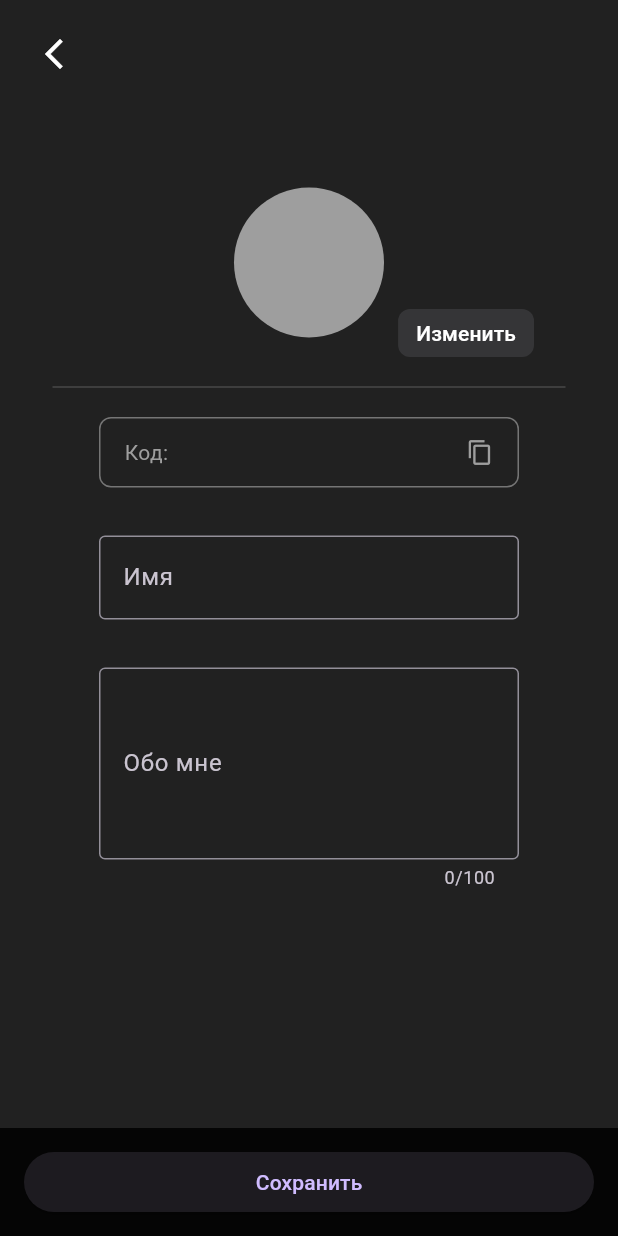
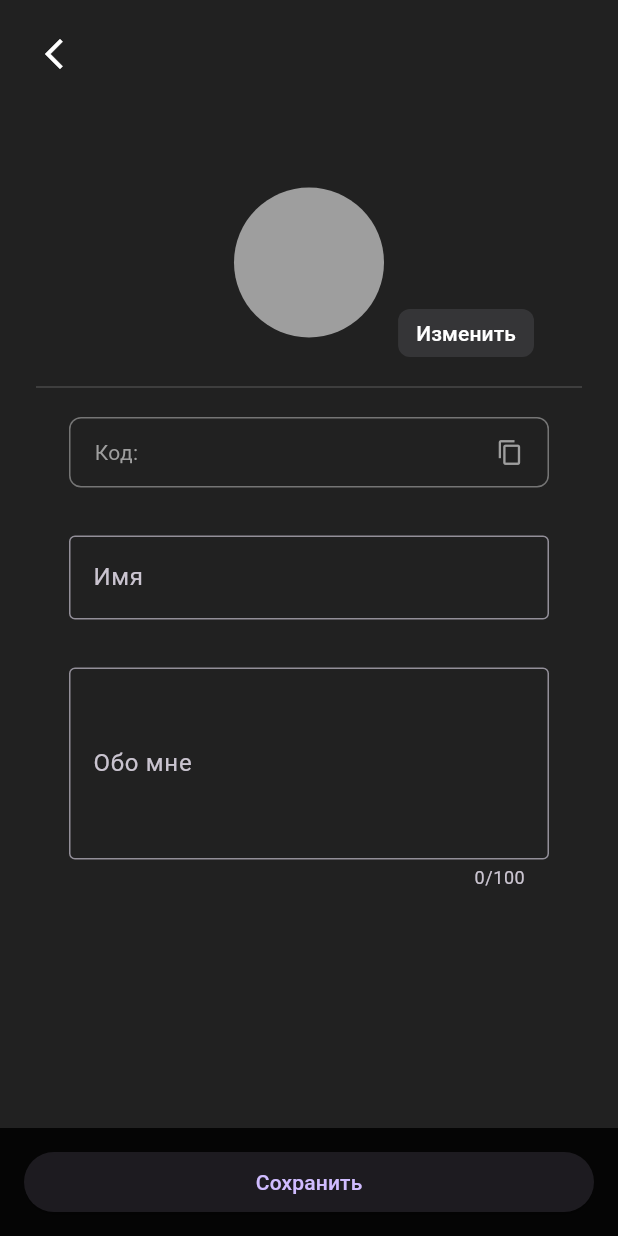
Before and after one commit to 00THESAME00/menro-push-server, a Flutter app: the EditProfileScreen screen opened directly with empty values, on a phone screen of 412 x 824 dp. Run offline on Flutter 3.47's test engine with Material 3 defaults, Android fonts, the phone set to English and light mode, and no system bars; our stand-ins replace cloud_firestore, firebase_core, firebase_messaging, shared_preferences; accounts and stored records are empty.

Commit message:
Обновление

```diff
--- a/lib/main.dart
+++ b/lib/main.dart
@@ -1121,7 +1121,7 @@ class _EditProfileScreenState extends State<EditProfileScreen> {
                           ),
                         ),
                         Positioned(
-                          bottom: -16, // ✨ изменено на -16
+                          bottom: -16, // ✨ опущено
                           right: -60,
                           child: ElevatedButton(
                             style: ElevatedButton.styleFrom(
@@ -1150,7 +1150,7 @@ class _EditProfileScreenState extends State<EditProfileScreen> {
 
                   // 🔲 Линия-дивидер
                   const Padding(
-                    padding: EdgeInsets.symmetric(horizontal: 35),
+                    padding: EdgeInsets.symmetric(horizontal: 24), // ✨ расширено
                     child: Divider(
                       color: Color(0xFF474747),
                       thickness: 1,
@@ -1164,7 +1164,7 @@ class _EditProfileScreenState extends State<EditProfileScreen> {
                   Align(
                     alignment: Alignment.center,
                     child: SizedBox(
-                      width: 280,
+                      width: 320, // ✨ шире поле
                       child: GestureDetector(
                         onLongPress: () {
                           Clipboard.setData(ClipboardData(text: widget.userId));
@@ -1201,7 +1201,7 @@ class _EditProfileScreenState extends State<EditProfileScreen> {
                   Align(
                     alignment: Alignment.center,
                     child: SizedBox(
-                      width: 280,
+                      width: 320, // ✨ шире поле
                       child: TextField(
                         controller: nameController,
                         decoration: const InputDecoration(
@@ -1218,7 +1218,7 @@ class _EditProfileScreenState extends State<EditProfileScreen> {
                   Align(
                     alignment: Alignment.center,
                     child: SizedBox(
-                      width: 280,
+                      width: 320, // ✨ шире поле
                       child: TextField(
                         controller: aboutController,
                         maxLines: 4,
```
